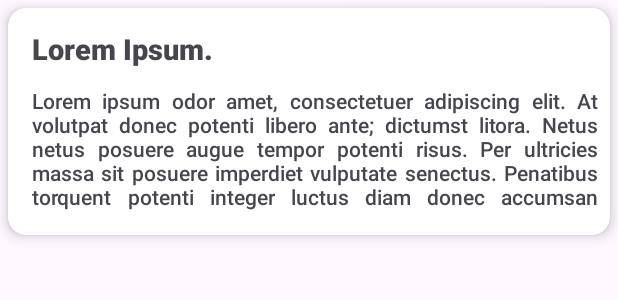
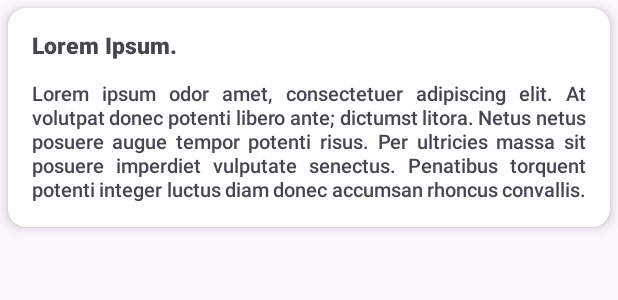
Before and after one commit to eipna/Notable, an Android app: the layout layout_note.xml on its own in the app's theme, with its tools: preview values and no code run, on a phone screen of 412 x 824 dp. Shown: the top 300 px of the screen. Run offline under Robolectric (Android 15) with nearby library versions, the phone set to English and light mode, and no system bars.

Commit message:
Note layout template adjustments

```diff
--- a/app/src/main/res/layout/layout_note.xml
+++ b/app/src/main/res/layout/layout_note.xml
@@ -19,14 +19,14 @@
         android:paddingTop="14dp"
         android:paddingBottom="16dp"
         android:paddingStart="16dp"
-        android:paddingEnd="8dp"
+        android:paddingEnd="16dp"
         android:layout_width="match_parent"
         android:layout_height="match_parent">
 
         <TextView
             android:id="@+id/noteTitle"
             android:text="Lorem Ipsum."
-            android:textSize="19sp"
+            android:textSize="15sp"
             android:textStyle="bold"
             android:maxLines="3"
             android:layout_marginBottom="12dp"
@@ -39,6 +39,7 @@
             android:id="@+id/noteContent"
             android:text="@string/lorem_ipsum"
             android:maxLines="5"
+            android:textSize="13sp"
             android:justificationMode="inter_word"
             android:fontFamily="sans-serif-medium"
             android:layout_width="match_parent"
```
